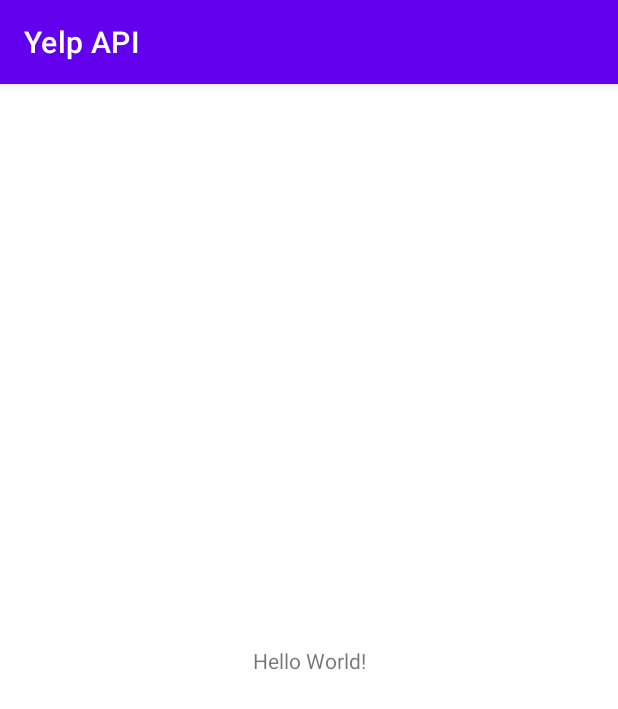
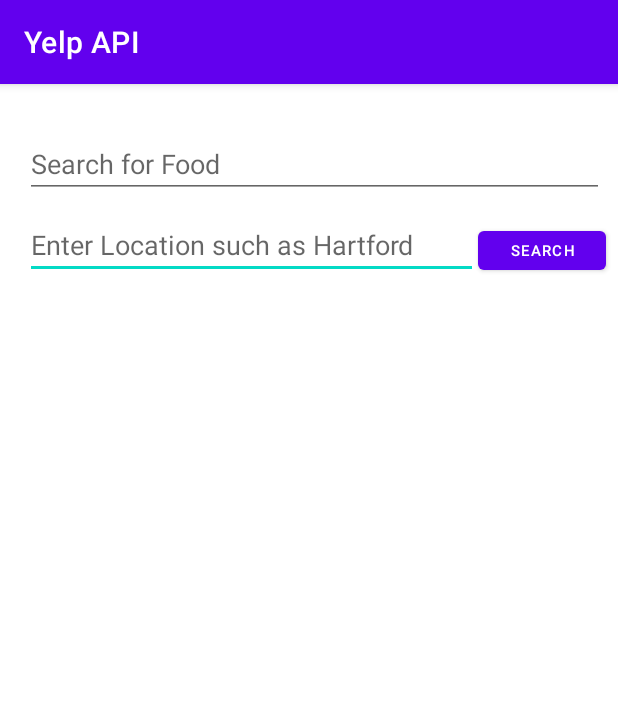
Before and after one commit to devhuss/YelpAPI, an Android app: the screen it shows after launch (MainActivity), on a phone screen of 412 x 824 dp. Shown: the top 709 px of the screen. Run offline under Robolectric (Android 15) with nearby library versions, the phone set to English and light mode, and no system bars.

Commit message:
fully functional application

```diff
--- a/app/build.gradle
+++ b/app/build.gradle
@@ -1,6 +1,8 @@
 plugins {
     id 'com.android.application'
     id 'kotlin-android'
+    id 'kotlin-android-extensions'
+
 }
 
 android {
@@ -40,6 +42,8 @@ dependencies {
     testImplementation 'junit:junit:4.+'
     androidTestImplementation 'androidx.test.ext:junit:1.1.3'
     androidTestImplementation 'androidx.test.espresso:espresso-core:3.4.0'
+    implementation 'com.github.bumptech.glide:glide:4.12.0'
+    annotationProcessor 'com.github.bumptech.glide:compiler:4.12.0'
 
     implementation 'com.google.code.gson:gson:2.8.7'
     implementation 'com.squareup.retrofit2:retrofit:2.9.0'
--- a/app/src/main/java/com/example/yelpapi/YelpDataClasses.kt
+++ b/app/src/main/java/com/example/yelpapi/YelpDataClasses.kt
@@ -2,7 +2,7 @@ package com.example.yelpapi
 
 import com.google.gson.annotations.SerializedName
 
-data class YelpSearchResult(
+data class YelpSearch(
     @SerializedName("total") val total: Int,
     @SerializedName("businesses") val resturants: List<YelpResturant>
 
@@ -19,7 +19,7 @@ data class YelpResturant(
     val location: YelpLocation
 
 ){
-    fun displayDistance(): String {
+    fun Distance(): String {
         val milesPerMeter = 0.000621371
         val distanceInMiles = "%.2f".format(distanceInMeters * milesPerMeter)
         return "$distanceInMiles miles"
--- a/app/src/main/java/com/example/yelpapi/YelpService.kt
+++ b/app/src/main/java/com/example/yelpapi/YelpService.kt
@@ -9,5 +9,5 @@ public interface YelpService {
     @GET("businesses/search")
     fun searchResturants(@Header("Authorization") authHeader: String,
                         @Query("term") searchTerm: String,
-                         @Query("location") location: String) : Call<YelpSearchResult>
+                         @Query("location") location: String) : Call<YelpSearch>
 }
--- a/app/src/main/res/layout/activity_main.xml
+++ b/app/src/main/res/layout/activity_main.xml
@@ -6,13 +6,58 @@
     android:layout_height="match_parent"
     tools:context=".MainActivity">
 
-    <TextView
-        android:layout_width="wrap_content"
-        android:layout_height="wrap_content"
-        android:text="Hello World!"
+    <EditText
+        android:id="@+id/city_search"
+        android:layout_width="302dp"
+        android:layout_height="40dp"
+        android:layout_marginStart="15dp"
+        android:ems="10"
+        android:hint="Enter Location such as Hartford"
+        android:inputType="text"
+        android:minHeight="48dp"
+        app:layout_constraintBottom_toTopOf="@+id/Resturants"
+        app:layout_constraintEnd_toStartOf="@+id/button"
+        app:layout_constraintHorizontal_bias="1.0"
+        app:layout_constraintStart_toStartOf="parent"
+        app:layout_constraintTop_toBottomOf="@+id/food_search" />
+
+    <androidx.recyclerview.widget.RecyclerView
+        android:id="@+id/Resturants"
+        android:layout_width="402dp"
+        android:layout_height="594dp"
+        android:layout_marginTop="15dp"
         app:layout_constraintBottom_toBottomOf="parent"
-        app:layout_constraintLeft_toLeftOf="parent"
-        app:layout_constraintRight_toRightOf="parent"
+        app:layout_constraintEnd_toEndOf="parent"
+        app:layout_constraintHorizontal_bias="0.444"
+        app:layout_constraintStart_toStartOf="parent"
+        app:layout_constraintTop_toBottomOf="@+id/city_search" />
+
+    <EditText
+        android:id="@+id/food_search"
+        android:layout_width="386dp"
+        android:layout_height="41dp"
+        android:layout_marginTop="20dp"
+        android:ems="10"
+        android:hint="Search for Food"
+        android:inputType="text"
+        android:minHeight="48dp"
+        app:layout_constraintBottom_toTopOf="@+id/city_search"
+        app:layout_constraintStart_toStartOf="@+id/city_search"
         app:layout_constraintTop_toTopOf="parent" />
 
+    <Button
+        android:id="@+id/button"
+        android:layout_width="85dp"
+        android:layout_height="38dp"
+        android:layout_marginTop="16dp"
+        android:layout_marginEnd="8dp"
+        android:layout_marginBottom="16dp"
+        android:onClick="search"
+        android:text="Search"
+        android:textSize="10sp"
+        app:layout_constraintBottom_toTopOf="@+id/Resturants"
+        app:layout_constraintEnd_toEndOf="parent"
+        app:layout_constraintTop_toBottomOf="@+id/food_search"
+        app:layout_constraintVertical_bias="0.0" />
+
 </androidx.constraintlayout.widget.ConstraintLayout>
```
Also changed, not shown: app/src/main/java/com/example/yelpapi/MainActivity.kt (+70 -10 lines), app/src/main/java/com/example/yelpapi/ResturantsAdapter.kt (added, +48 -0 lines), app/src/main/res/layout/resturant_items.xml (added, +88 -0 lines).
